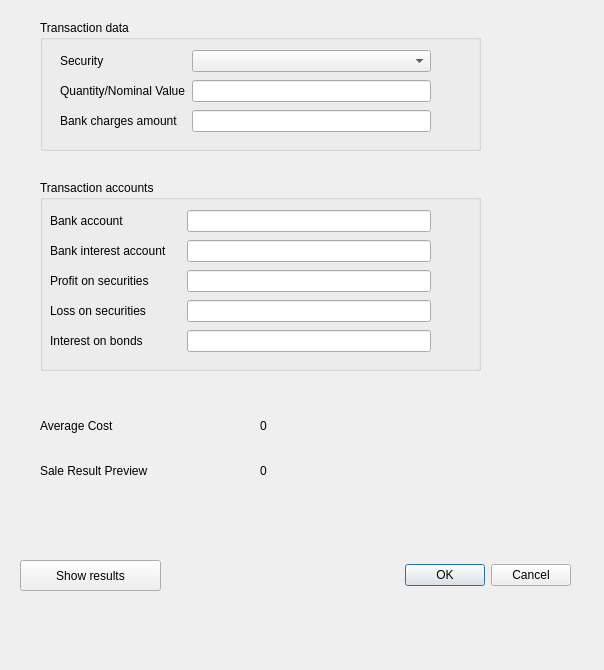
Qt form report/accounting/asset_management/ch.banana.portfolio.management.sales.dialog.ui (BananaAccounting/Universal) before a commit.
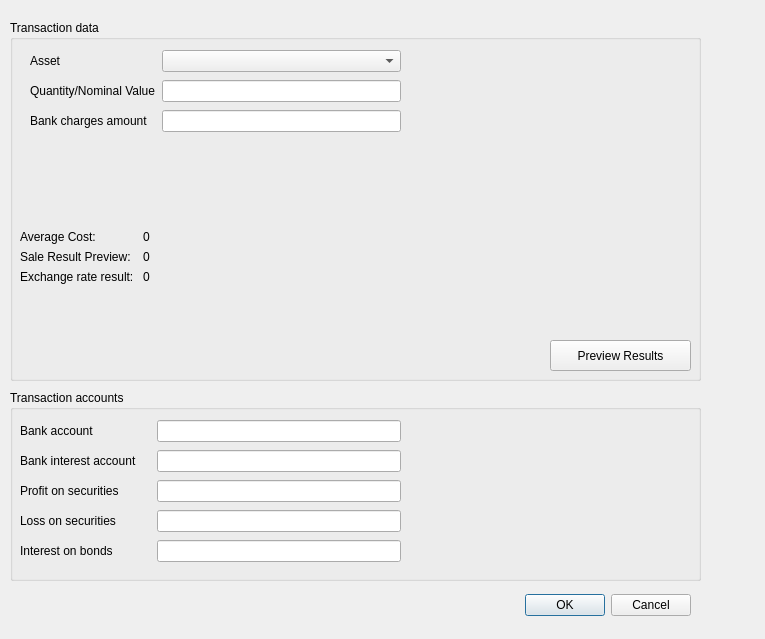
The same form after that commit.

Patch:
```diff
--- a/report/accounting/asset_management/ch.banana.portfolio.management.sales.dialog.ui
+++ b/report/accounting/asset_management/ch.banana.portfolio.management.sales.dialog.ui
@@ -6,36 +6,20 @@
    <rect>
     <x>0</x>
     <y>0</y>
-    <width>604</width>
-    <height>670</height>
+    <width>765</width>
+    <height>639</height>
    </rect>
   </property>
   <property name="windowTitle">
    <string>Transaction Details</string>
   </property>
-  <widget class="QDialogButtonBox" name="cancel_button">
-   <property name="geometry">
-    <rect>
-     <x>230</x>
-     <y>560</y>
-     <width>341</width>
-     <height>31</height>
-    </rect>
-   </property>
-   <property name="orientation">
-    <enum>Qt::Horizontal</enum>
-   </property>
-   <property name="standardButtons">
-    <set>QDialogButtonBox::Cancel|QDialogButtonBox::Ok</set>
-   </property>
-  </widget>
   <widget class="QGroupBox" name="groupBox">
    <property name="geometry">
     <rect>
-     <x>40</x>
+     <x>10</x>
      <y>20</y>
-     <width>441</width>
-     <height>131</height>
+     <width>691</width>
+     <height>361</height>
     </rect>
    </property>
    <property name="title">
@@ -47,7 +31,7 @@
       <x>20</x>
       <y>30</y>
       <width>371</width>
-      <height>101</height>
+      <height>121</height>
      </rect>
     </property>
     <layout class="QFormLayout" name="formLayout">
@@ -57,7 +41,7 @@
      <item row="0" column="0">
       <widget class="QLabel" name="item_label">
        <property name="text">
-        <string>Security</string>
+        <string>Asset</string>
        </property>
       </widget>
      </item>
@@ -86,13 +70,80 @@
      </item>
     </layout>
    </widget>
+   <widget class="QPushButton" name="showResultsPreview_button">
+    <property name="geometry">
+     <rect>
+      <x>540</x>
+      <y>320</y>
+      <width>141</width>
+      <height>31</height>
+     </rect>
+    </property>
+    <property name="text">
+     <string>Preview Results</string>
+    </property>
+   </widget>
+   <widget class="QWidget" name="formLayoutWidget_3">
+    <property name="geometry">
+     <rect>
+      <x>10</x>
+      <y>210</y>
+      <width>371</width>
+      <height>101</height>
+     </rect>
+    </property>
+    <layout class="QFormLayout" name="formLayout_3">
+     <item row="0" column="0">
+      <widget class="QLabel" name="averageCostTitle_label">
+       <property name="text">
+        <string>Average Cost: </string>
+       </property>
+      </widget>
+     </item>
+     <item row="1" column="0">
+      <widget class="QLabel" name="saleResultPreviewTitle_label">
+       <property name="text">
+        <string>Sale Result Preview: </string>
+       </property>
+      </widget>
+     </item>
+     <item row="1" column="1">
+      <widget class="QLabel" name="saleResultPreview_label">
+       <property name="text">
+        <string>0</string>
+       </property>
+      </widget>
+     </item>
+     <item row="2" column="0">
+      <widget class="QLabel" name="exchangeResultPreviewTitle_label">
+       <property name="text">
+        <string>Exchange rate result: </string>
+       </property>
+      </widget>
+     </item>
+     <item row="2" column="1">
+      <widget class="QLabel" name="exchangeResultPreview_label">
+       <property name="text">
+        <string>0</string>
+       </property>
+      </widget>
+     </item>
+     <item row="0" column="1">
+      <widget class="QLabel" name="averageCost_label">
+       <property name="text">
+        <string>0</string>
+       </property>
+      </widget>
+     </item>
+    </layout>
+   </widget>
   </widget>
   <widget class="QGroupBox" name="groupBox_2">
    <property name="geometry">
     <rect>
-     <x>40</x>
-     <y>180</y>
-     <width>441</width>
+     <x>10</x>
+     <y>390</y>
+     <width>691</width>
      <height>191</height>
     </rect>
    </property>
@@ -168,69 +219,20 @@
     </layout>
    </widget>
   </widget>
-  <widget class="QPushButton" name="showResultsPreview_button">
+  <widget class="QDialogButtonBox" name="cancel_button">
    <property name="geometry">
     <rect>
-     <x>20</x>
-     <y>560</y>
-     <width>141</width>
+     <x>350</x>
+     <y>590</y>
+     <width>341</width>
      <height>31</height>
     </rect>
    </property>
-   <property name="text">
-    <string>Show results</string>
+   <property name="orientation">
+    <enum>Qt::Horizontal</enum>
    </property>
-  </widget>
-  <widget class="QLabel" name="resultPreviewTitle_label">
-   <property name="geometry">
-    <rect>
-     <x>40</x>
-     <y>440</y>
-     <width>211</width>
-     <height>61</height>
-    </rect>
-   </property>
-   <property name="text">
-    <string>Sale Result Preview</string>
-   </property>
-  </widget>
-  <widget class="QLabel" name="resultPreview_label">
-   <property name="geometry">
-    <rect>
-     <x>260</x>
-     <y>440</y>
-     <width>221</width>
-     <height>61</height>
-    </rect>
-   </property>
-   <property name="text">
-    <string>0</string>
-   </property>
-  </widget>
-  <widget class="QLabel" name="averageCostTitle_label">
-   <property name="geometry">
-    <rect>
-     <x>40</x>
-     <y>400</y>
-     <width>201</width>
-     <height>51</height>
-    </rect>
-   </property>
-   <property name="text">
-    <string>Average Cost</string>
-   </property>
-  </widget>
-  <widget class="QLabel" name="averageCost_label">
-   <property name="geometry">
-    <rect>
-     <x>260</x>
-     <y>400</y>
-     <width>231</width>
-     <height>51</height>
-    </rect>
-   </property>
-   <property name="text">
-    <string>0</string>
+   <property name="standardButtons">
+    <set>QDialogButtonBox::Cancel|QDialogButtonBox::Ok</set>
    </property>
   </widget>
  </widget>
```
